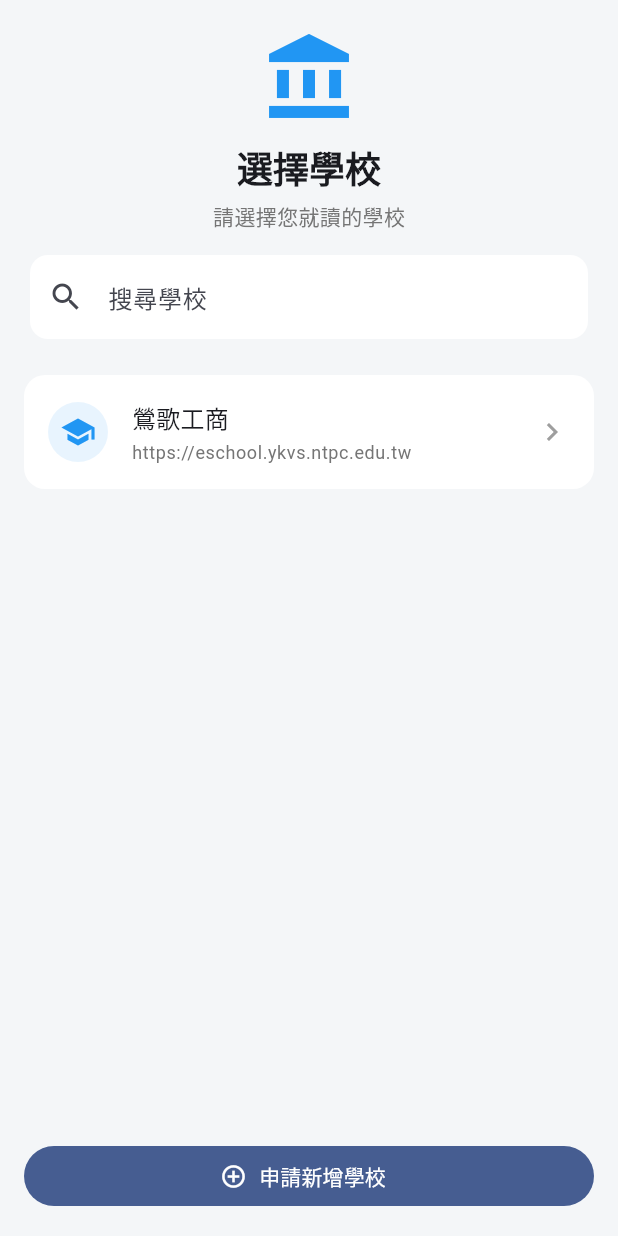
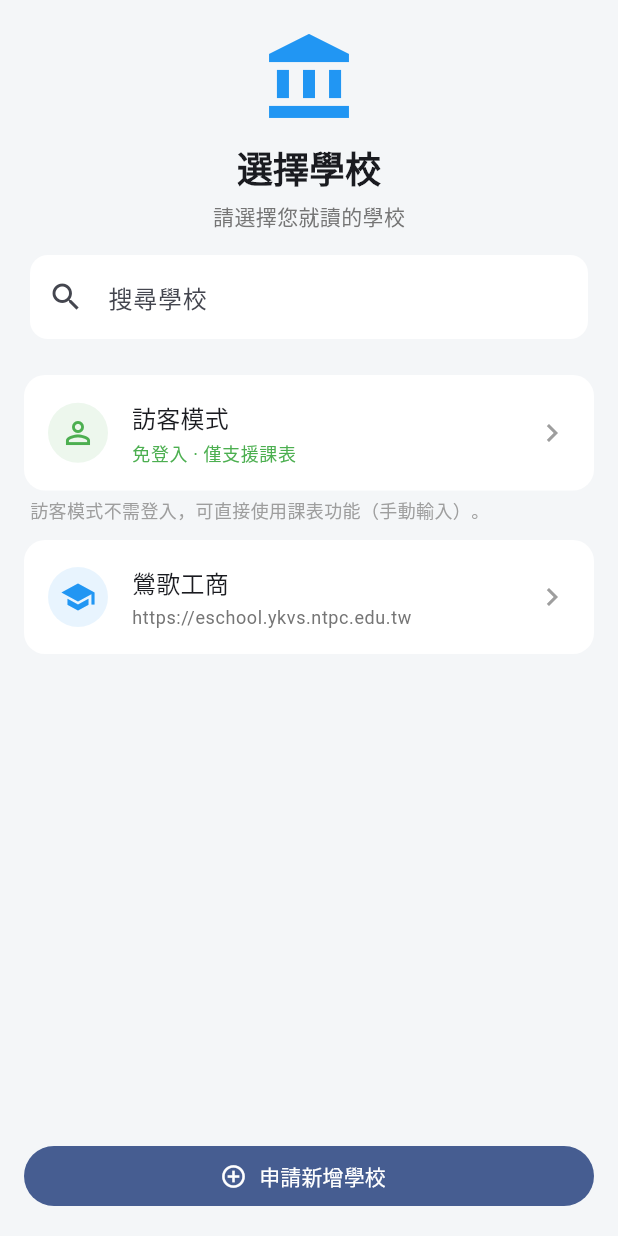
Before and after one commit to VocPass/android, a Flutter app: the SchoolSelectionScreen screen opened directly, on a phone screen of 412 x 824 dp. Run offline on Flutter 3.47's test engine with Material 3 defaults, Android fonts, the phone set to English and light mode, and no system bars; our stand-ins replace app_links, package_info_plus, shared_preferences; missing offline and left inert: charset_converter, flutter_inappwebview, gal, google_mlkit_text_recognition; accounts and stored records are empty; network calls fail.

Commit message:
feat: implement guest mode with limited functionality and adjust login flow

```diff
--- a/lib/config/school_config.dart
+++ b/lib/config/school_config.dart
@@ -41,8 +41,30 @@ class SchoolConfig {
     this.js,
   });
 
+  static const guestApiMarker = 'vocpass://guest';
+
+  bool get isGuest => api == guestApiMarker;
+
+  static final guest = SchoolConfig(
+    name: '訪客模式',
+    vision: 'v1',
+    app: null,
+    beta: false,
+    api: guestApiMarker,
+    url: const UrlConfig(login: '/', logined: '/', root: '/'),
+    login: const LoginConfig(
+      username: FieldConfig(name: ''),
+      password: FieldConfig(name: ''),
+      captcha: FieldConfig(name: ''),
+      captchaImage: null,
+      button: ButtonConfig(cssClass: ''),
+      successKeywords: null,
+    ),
+    route: const RouteConfig(examResults: null),
+  );
+
   Uri? get loginUrl {
-    if (url.login.isEmpty) return null;
+    if (isGuest || url.login.isEmpty) return null;
     return Uri.tryParse('$api${url.login}');
   }
 
--- a/lib/main.dart
+++ b/lib/main.dart
@@ -12,7 +12,10 @@ Future<void> main() async {
   await CacheService.instance.init();
   await SchoolConfigManager.instance.init();
   await VocPassAuthService.instance.init();
-  await VocPassAuthService.instance.restoreSession();
+  final isGuest = SchoolConfigManager.instance.selectedSchool?.isGuest == true;
+  if (!isGuest) {
+    await VocPassAuthService.instance.restoreSession();
+  }
   runApp(
     MultiProvider(
       providers: [
--- a/lib/screens/school_selection_screen.dart
+++ b/lib/screens/school_selection_screen.dart
@@ -147,17 +147,28 @@ class _SchoolSelectionScreenState extends State<SchoolSelectionScreen> {
       );
     }
 
-    return ListView.separated(
+    return ListView(
       padding: const EdgeInsets.symmetric(horizontal: 16, vertical: 8),
-      itemBuilder: (context, index) {
-        final school = filtered[index];
-        return _SchoolRow(
-          school: school,
-          onTap: () => manager.selectSchool(school),
-        );
-      },
-      separatorBuilder: (_, __) => const SizedBox(height: 8),
-      itemCount: filtered.length,
+      children: [
+        _SchoolRow(
+          school: SchoolConfig.guest,
+          onTap: () => manager.selectSchool(SchoolConfig.guest),
+        ),
+        Padding(
+          padding: const EdgeInsets.fromLTRB(4, 4, 4, 12),
+          child: Text(
+            '訪客模式不需登入，可直接使用課表功能（手動輸入）。',
+            style: TextStyle(fontSize: 12, color: Colors.grey[500]),
+          ),
+        ),
+        ...List.generate(filtered.length * 2 - (filtered.isEmpty ? 0 : 1), (i) {
+          if (i.isOdd) return const SizedBox(height: 8);
+          return _SchoolRow(
+            school: filtered[i ~/ 2],
+            onTap: () => manager.selectSchool(filtered[i ~/ 2]),
+          );
+        }),
+      ],
     );
   }
 }
@@ -170,6 +181,8 @@ class _SchoolRow extends StatelessWidget {
 
   @override
   Widget build(BuildContext context) {
+    final isGuest = school.isGuest;
+    final tint = isGuest ? Colors.green : Colors.blue;
     return Material(
       color: Colors.white,
       borderRadius: BorderRadius.circular(14),
@@ -181,29 +194,26 @@ class _SchoolRow extends StatelessWidget {
           child: Row(
             children: [
               CircleAvatar(
-                backgroundColor: Colors.blue.withOpacity(0.1),
-                child: const Icon(Icons.school, color: Colors.blue),
+                backgroundColor: tint.withOpacity(0.1),
+                child: Icon(
+                  isGuest ? Icons.person_outline : Icons.school,
+                  color: tint,
+                ),
               ),
               const SizedBox(width: 16),
               Expanded(
                 child: Column(
                   crossAxisAlignment: CrossAxisAlignment.start,
                   children: [
-                    Row(
-                      children: [
-                        Text(
-                          school.name,
-                          style: Theme.of(context).textTheme.titleMedium,
-                        ),
-                        const SizedBox(width: 8),
-                        // 移除 Beta 標籤
-                      ],
+                    Text(
+                      school.name,
+                      style: Theme.of(context).textTheme.titleMedium,
                     ),
                     const SizedBox(height: 4),
                     Text(
-                      school.api,
+                      isGuest ? '免登入 · 僅支援課表' : school.api,
                       style: Theme.of(context).textTheme.bodySmall?.copyWith(
-                            color: Colors.grey[600],
+                            color: isGuest ? tint : Colors.grey[600],
                           ),
                       maxLines: 1,
                       overflow: TextOverflow.ellipsis,
```
Also changed, not shown: lib/app.dart (+3 -18 lines), lib/screens/curriculum_screen.dart (+13 -5 lines), lib/screens/login_screen.dart (+1 -6 lines), lib/screens/school_affairs_screen.dart (+38 -2 lines).
